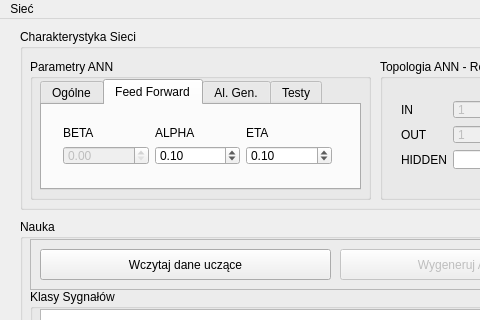
Old version of the form mainwindow.ui in the repository coyote443/NeuralNetForMarket; both pictures show x 0 to 480 and y 0 to 320 of the 938 by 671 pixel window.
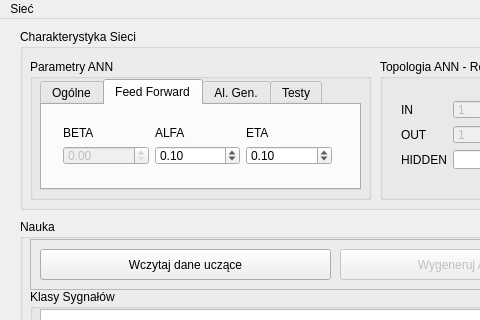
New version of the form. The open tabs and pages were chosen to show the change.

```diff
--- a/mainwindow.ui
+++ b/mainwindow.ui
@@ -304,7 +304,7 @@
            <item>
             <widget class="QLabel" name="label_24">
              <property name="text">
-              <string>ALPHA</string>
+              <string>ALFA</string>
              </property>
             </widget>
            </item>
```
Left out of the diff: 6 changed lines with no effect on the pictures.
